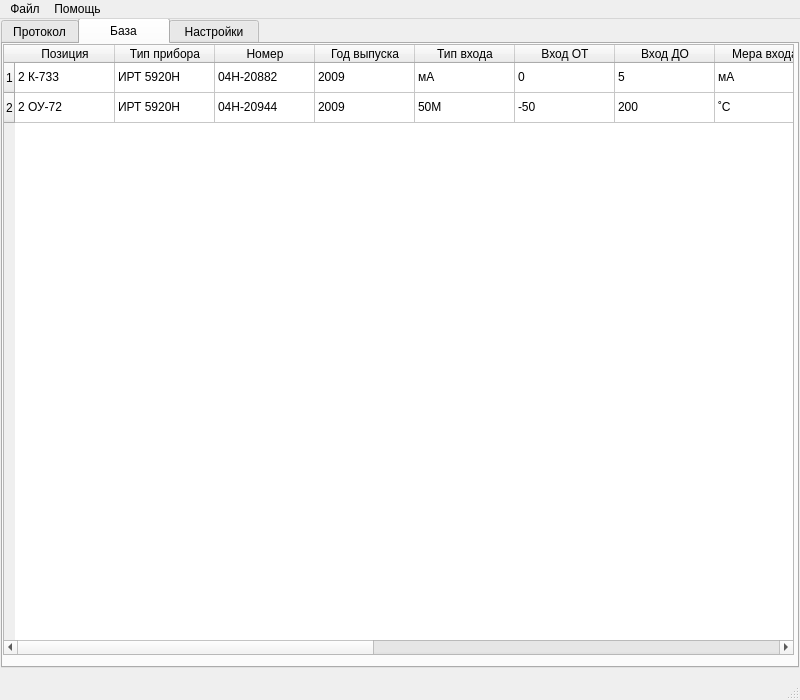
The window that main.ui (asd192/CalibrationIRT59) describes before a commit, drawn with Qt 5.
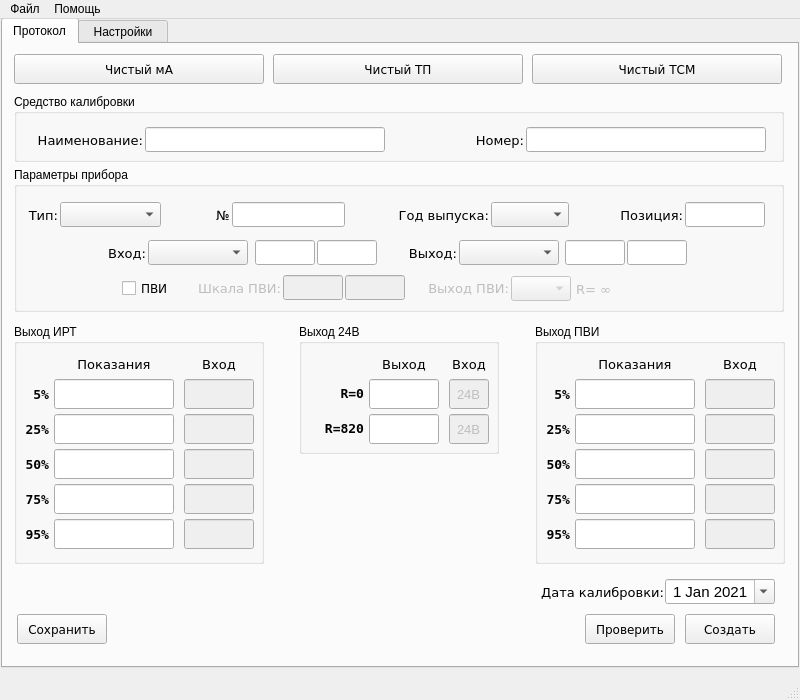
The same window after the commit. The open tabs and pages were chosen to show the change.

```diff
--- a/main.ui
+++ b/main.ui
@@ -2187,242 +2187,7 @@
       </property>
      </widget>
     </widget>
-    <widget class="QWidget" name="tab_db">
-     <attribute name="title">
-      <string>      База      </string>
-     </attribute>
-     <widget class="QTableWidget" name="tableWidgetdb">
-      <property name="geometry">
-       <rect>
-        <x>0</x>
-        <y>0</y>
-        <width>791</width>
-        <height>611</height>
-       </rect>
-      </property>
-      <row>
-       <property name="text">
-        <string>1</string>
-       </property>
-      </row>
-      <row>
-       <property name="text">
-        <string>2</string>
-       </property>
-      </row>
-      <column>
-       <property name="text">
-        <string>Позиция</string>
-       </property>
-      </column>
-      <column>
-       <property name="text">
-        <string>Тип прибора</string>
-       </property>
-      </column>
-      <column>
-       <property name="text">
-        <string>Номер</string>
-       </property>
-      </column>
-      <column>
-       <property name="text">
-        <string>Год выпуска</string>
-       </property>
-      </column>
-      <column>
-       <property name="text">
-        <string>Тип входа</string>
-       </property>
-      </column>
-      <column>
-       <property name="text">
-        <string>Вход ОТ</string>
-       </property>
-      </column>
-      <column>
-       <property name="text">
-        <string>Вход ДО</string>
-       </property>
-      </column>
-      <column>
-       <property name="text">
-        <string>Мера входа</string>
-       </property>
-      </column>
-      <column>
-       <property name="text">
-        <string>Тип выхода</string>
-       </property>
-      </column>
-      <column>
-       <property name="text">
-        <string>Шкала ОТ</string>
-       </property>
-      </column>
-      <column>
-       <property name="text">
-        <string>Шкала ДО</string>
-       </property>
-      </column>
-      <column>
-       <property name="text">
-        <string>Мера выхода</string>
-       </property>
-      </column>
-      <column>
-       <property name="text">
-        <string>ПВИ тип</string>
-       </property>
-      </column>
-      <column>
-       <property name="text">
-        <string>ПВИ шкала ОТ</string>
-       </property>
-      </column>
-      <column>
-       <property name="text">
-        <string>ПВИ шкала ДО</string>
-       </property>
-      </column>
-      <item row="0" column="0">
-       <property name="text">
-        <string>2 К-733</string>
-       </property>
-      </item>
-      <item row="0" column="1">
-       <property name="text">
-        <string>ИРТ 5920Н</string>
-       </property>
-      </item>
-      <item row="0" column="2">
-       <property name="text">
-        <string>04Н-20882</string>
-       </property>
-      </item>
-      <item row="0" column="3">
-       <property name="text">
-        <string>2009</string>
-       </property>
-      </item>
-      <item row="0" column="4">
-       <property name="text">
-        <string>мА</string>
-       </property>
-      </item>
-      <item row="0" column="5">
-       <property name="text">
-        <string>0</string>
-       </property>
-      </item>
-      <item row="0" column="6">
-       <property name="text">
-        <string>5</string>
-       </property>
-      </item>
-      <item row="0" column="7">
-       <property name="text">
-        <string>мА</string>
-       </property>
-      </item>
-      <item row="0" column="8">
-       <property name="text">
-        <string>0-20</string>
-       </property>
-      </item>
-      <item row="0" column="9">
-       <property name="text">
-        <string>0</string>
-       </property>
-      </item>
-      <item row="0" column="10">
-       <property name="text">
-        <string>10</string>
-       </property>
-      </item>
-      <item row="0" column="11">
-       <property name="text">
-        <string>мА</string>
-       </property>
-      </item>
-      <item row="0" column="12">
-       <property name="text">
-        <string>0-5</string>
-       </property>
-      </item>
-      <item row="0" column="13">
-       <property name="text">
-        <string>0</string>
-       </property>
-      </item>
-      <item row="0" column="14">
-       <property name="text">
-        <string>10</string>
-       </property>
-      </item>
-      <item row="1" column="0">
-       <property name="text">
-        <string>2 ОУ-72</string>
-       </property>
-      </item>
-      <item row="1" column="1">
-       <property name="text">
-        <string>ИРТ 5920Н</string>
-       </property>
-      </item>
-      <item row="1" column="2">
-       <property name="text">
-        <string>04Н-20944</string>
-       </property>
-      </item>
-      <item row="1" column="3">
-       <property name="text">
-        <string>2009</string>
-       </property>
-      </item>
-      <item row="1" column="4">
-       <property name="text">
-        <string>50М</string>
-       </property>
-      </item>
-      <item row="1" column="5">
-       <property name="text">
-        <string>-50</string>
-       </property>
-      </item>
-      <item row="1" column="6">
-       <property name="text">
-        <string>200</string>
-       </property>
-      </item>
-      <item row="1" column="7">
-       <property name="text">
-        <string>˚С</string>
-       </property>
-      </item>
-      <item row="1" column="8">
-       <property name="text">
-        <string>50М</string>
-       </property>
-      </item>
-      <item row="1" column="9">
-       <property name="text">
-        <string>-50</string>
-       </property>
-      </item>
-      <item row="1" column="10">
-       <property name="text">
-        <string>200</string>
-       </property>
-      </item>
-      <item row="1" column="11">
-       <property name="text">
-        <string>˚С</string>
-       </property>
-      </item>
-     </widget>
-    </widget>
-    <widget class="QWidget" name="tab">
+    <widget class="QWidget" name="tab_param">
      <attribute name="title">
       <string> Настройки </string>
      </attribute>
```
Left out of the diff: 8 changed lines with no effect on the pictures.
